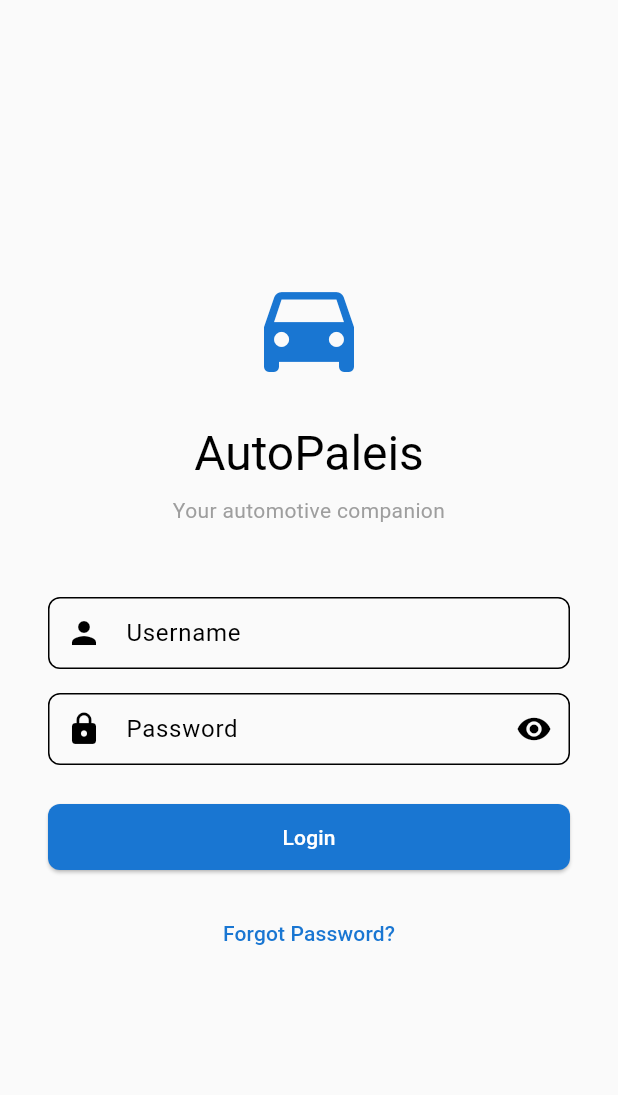
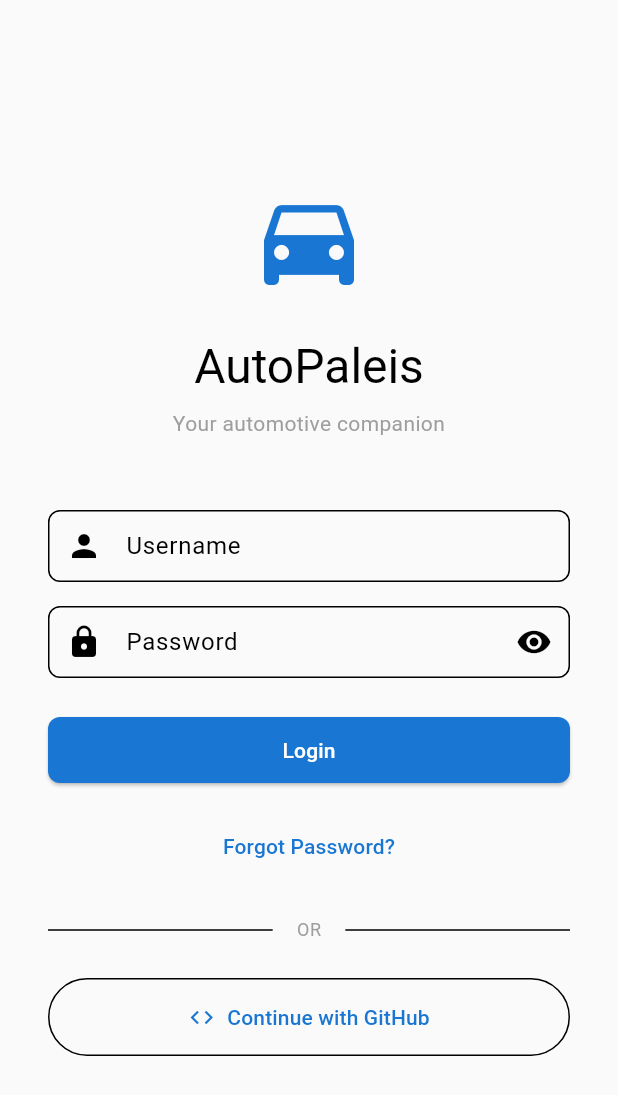
Before and after one commit to ianvrijs/autopaleis, a Flutter app: the screen it shows after launch, on a phone screen of 412 x 824 dp. Shown: the top 1095 px of the screen. Run offline on Flutter 3.47's test engine with Material 3 defaults, Android fonts, the phone set to English and light mode, and no system bars; our stand-ins replace shared_preferences; accounts and stored records are empty.

Commit message:
Added login with github button and functionality

```diff
--- a/lib/features/login/login_screen.dart
+++ b/lib/features/login/login_screen.dart
@@ -56,6 +56,31 @@ class _LoginScreenState extends State<LoginScreen> {
             ),
           );
         }
+      }
+    }
+  }
+
+  Future<void> _handleGitHubLogin() async {
+    final authService = context.read<AuthService>();
+    final carService = context.read<CarService>();
+    final rentalService = context.read<RentalService>();
+    final repairService = context.read<RepairService>();
+
+    final success = await authService.loginWithGitHub();
+
+    if (mounted) {
+      if (success) {
+        carService.setAuthToken(authService.token!);
+        rentalService.setAuthToken(authService.token!);
+        repairService.setAuthToken(authService.token!);
+        Navigator.pushNamed(context, AppConstants.homeRoute);
+      } else {
+        ScaffoldMessenger.of(context).showSnackBar(
+          SnackBar(
+            content: Text(authService.error ?? 'GitHub login failed'),
+            backgroundColor: Colors.red,
+          ),
+        );
       }
     }
   }
@@ -161,6 +186,45 @@ class _LoginScreenState extends State<LoginScreen> {
                     },
                     child: const Text('Forgot Password?'),
                   ),
+                  const SizedBox(height: 24),
+                  Row(
+                    children: [
+                      Expanded(child: Divider()),
+                      Padding(
+                        padding: const EdgeInsets.symmetric(horizontal: 16),
+                        child: Text(
+                          'OR',
+                          style: Theme.of(
+                            context,
+                          ).textTheme.bodySmall?.copyWith(color: Colors.grey),
+                        ),
+                      ),
+                      Expanded(child: Divider()),
+                    ],
+                  ),
+                  const SizedBox(height: 24),
+                  Consumer<AuthService>(
+                    builder: (context, authService, child) {
+                      return OutlinedButton.icon(
+                        onPressed: authService.isLoading
+                            ? null
+                            : _handleGitHubLogin,
+                        icon: authService.isLoading
+                            ? const SizedBox(
+                                height: 20,
+                                width: 20,
+                                child: CircularProgressIndicator(
+                                  strokeWidth: 2,
+                                ),
+                              )
+                            : const Icon(Icons.code),
+                        label: const Text('Continue with GitHub'),
+                        style: OutlinedButton.styleFrom(
+                          padding: const EdgeInsets.symmetric(vertical: 16),
+                        ),
+                      );
+                    },
+                  ),
                 ],
               ),
             ),
```
